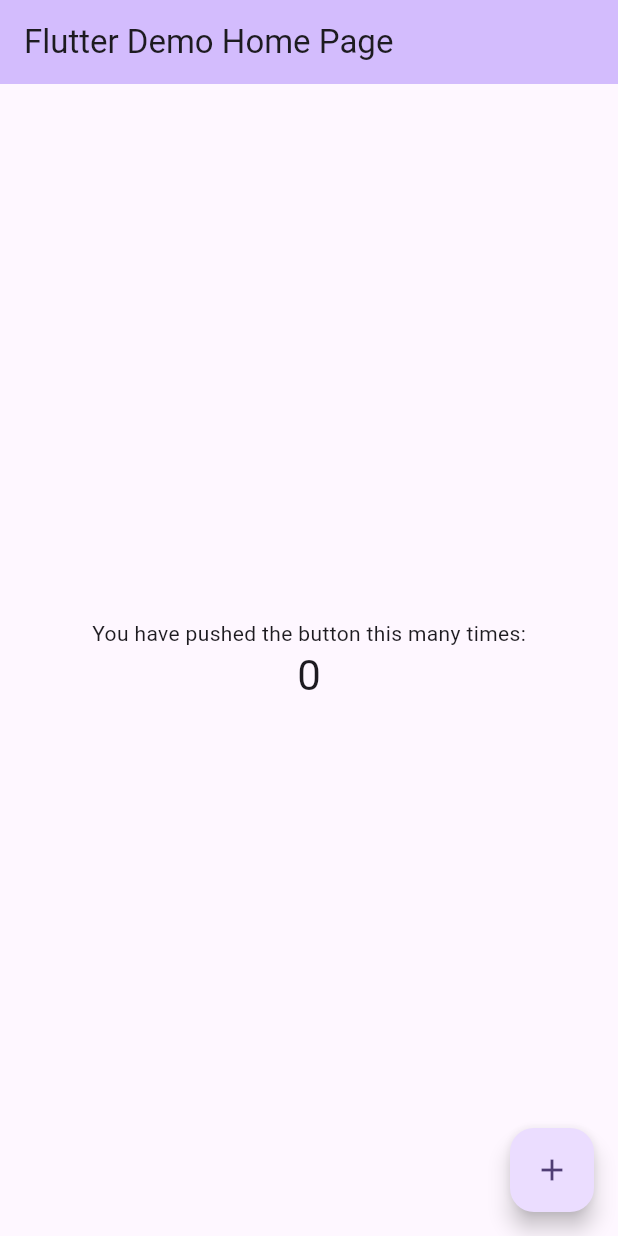
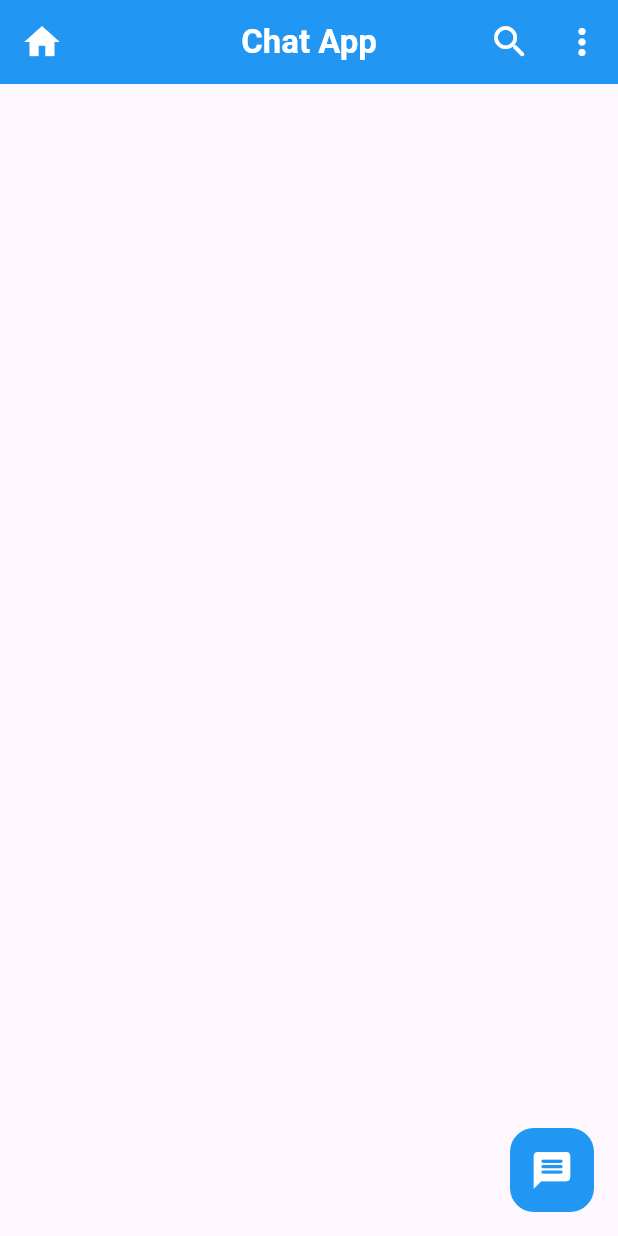
Before and after one commit to AfilAhamed/Chat_App_Firebase, a Flutter app: the screen it shows after launch, on a phone screen of 412 x 824 dp. Run offline on Flutter 3.47's test engine with Material 3 defaults, Android fonts, the phone set to English and light mode, and no system bars.

Commit message:
first commit

```diff
--- a/lib/main.dart
+++ b/lib/main.dart
@@ -1,3 +1,4 @@
+import 'package:chat_app/view/home_screen/home_screen.dart';
 import 'package:flutter/material.dart';
 
 void main() {
@@ -7,119 +8,18 @@ void main() {
 class MyApp extends StatelessWidget {
   const MyApp({super.key});
 
-  // This widget is the root of your application.
   @override
   Widget build(BuildContext context) {
     return MaterialApp(
-      title: 'Flutter Demo',
+      title: 'Chat App',
+      debugShowCheckedModeBanner: false,
       theme: ThemeData(
-        // This is the theme of your application.
-        //
-        // TRY THIS: Try running your application with "flutter run". You'll see
-        // the application has a purple toolbar. Then, without quitting the app,
-        // try changing the seedColor in the colorScheme below to Colors.green
-        // and then invoke "hot reload" (save your changes or press the "hot
-        // reload" button in a Flutter-supported IDE, or press "r" if you used
-        // the command line to start the app).
-        //
-        // Notice that the counter didn't reset back to zero; the application
-        // state is not lost during the reload. To reset the state, use hot
-        // restart instead.
-        //
-        // This works for code too, not just values: Most code changes can be
-        // tested with just a hot reload.
-        colorScheme: ColorScheme.fromSeed(seedColor: Colors.deepPurple),
-        useMaterial3: true,
-      ),
-      home: const MyHomePage(title: 'Flutter Demo Home Page'),
+          useMaterial3: true,
+          appBarTheme: const AppBarTheme(
+              centerTitle: true,
+              backgroundColor: Colors.blue,
+              iconTheme: IconThemeData(color: Colors.white, size: 28))),
+      home: const HomeScreen(),
     );
   }
 }
-
-class MyHomePage extends StatefulWidget {
-  const MyHomePage({super.key, required this.title});
-
-  // This widget is the home page of your application. It is stateful, meaning
-  // that it has a State object (defined below) that contains fields that affect
-  // how it looks.
-
-  // This class is the configuration for the state. It holds the values (in this
-  // case the title) provided by the parent (in this case the App widget) and
-  // used by the build method of the State. Fields in a Widget subclass are
-  // always marked "final".
-
-  final String title;
-
-  @override
-  State<MyHomePage> createState() => _MyHomePageState();
-}
-
-class _MyHomePageState extends State<MyHomePage> {
-  int _counter = 0;
-
-  void _incrementCounter() {
-    setState(() {
-      // This call to setState tells the Flutter framework that something has
-      // changed in this State, which causes it to rerun the build method below
-      // so that the display can reflect the updated values. If we changed
-      // _counter without calling setState(), then the build method would not be
-      // called again, and so nothing would appear to happen.
-      _counter++;
-    });
-  }
-
-  @override
-  Widget build(BuildContext context) {
-    // This method is rerun every time setState is called, for instance as done
-    // by the _incrementCounter method above.
-    //
-    // The Flutter framework has been optimized to make rerunning build methods
-    // fast, so that you can just rebuild anything that needs updating rather
-    // than having to individually change instances of widgets.
-    return Scaffold(
-      appBar: AppBar(
-        // TRY THIS: Try changing the color here to a specific color (to
-        // Colors.amber, perhaps?) and trigger a hot reload to see the AppBar
-        // change color while the other colors stay the same.
-        backgroundColor: Theme.of(context).colorScheme.inversePrimary,
-        // Here we take the value from the MyHomePage object that was created by
-        // the App.build method, and use it to set our appbar title.
-        title: Text(widget.title),
-      ),
-      body: Center(
-        // Center is a layout widget. It takes a single child and positions it
-        // in the middle of the parent.
-        child: Column(
-          // Column is also a layout widget. It takes a list of children and
-          // arranges them vertically. By default, it sizes itself to fit its
-          // children horizontally, and tries to be as tall as its parent.
-          //
-          // Column has various properties to control how it sizes itself and
-          // how it positions its children. Here we use mainAxisAlignment to
-          // center the children vertically; the main axis here is the vertical
-          // axis because Columns are vertical (the cross axis would be
-          // horizontal).
-          //
-          // TRY THIS: Invoke "debug painting" (choose the "Toggle Debug Paint"
-          // action in the IDE, or press "p" in the console), to see the
-          // wireframe for each widget.
-          mainAxisAlignment: MainAxisAlignment.center,
-          children: <Widget>[
-            const Text(
-              'You have pushed the button this many times:',
-            ),
-            Text(
-              '$_counter',
-              style: Theme.of(context).textTheme.headlineMedium,
-            ),
-          ],
-        ),
-      ),
-      floatingActionButton: FloatingActionButton(
-        onPressed: _incrementCounter,
-        tooltip: 'Increment',
-        child: const Icon(Icons.add),
-      ), // This trailing comma makes auto-formatting nicer for build methods.
-    );
-  }
-}
--- a/lib/view/home_screen/home_screen.dart
+++ b/lib/view/home_screen/home_screen.dart
@@ -0,0 +1,35 @@
+import 'package:flutter/material.dart';
+
+class HomeScreen extends StatelessWidget {
+  const HomeScreen({super.key});
+
+  @override
+  Widget build(BuildContext context) {
+    return Scaffold(
+      appBar: AppBar(
+        title: const Text(
+          'Chat App',
+          style: TextStyle(color: Colors.white, fontWeight: FontWeight.w600),
+        ),
+        leading: IconButton(onPressed: () {}, icon: const Icon(Icons.home)),
+        actions: [
+          IconButton(onPressed: () {}, icon: const Icon(Icons.search_rounded)),
+          IconButton(
+              onPressed: () {}, icon: const Icon(Icons.more_vert_outlined))
+        ],
+      ),
+      floatingActionButton: FloatingActionButton(
+        backgroundColor: Colors.blue,
+        onPressed: () {},
+        elevation: 0,
+        tooltip: 'Message',
+        splashColor: Colors.lightBlue,
+        child: const Icon(
+          Icons.message_rounded,
+          color: Colors.white,
+          size: 29,
+        ),
+      ),
+    );
+  }
+}
```
Also changed, not shown: lib/view/auth_screen/login_screen.dart (added).
